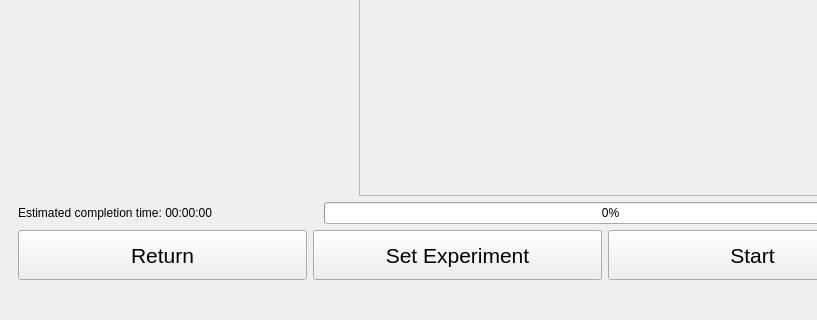
Above: gui_design/main.ui from baukekooger/XY_Measurement before the change; both pictures show x 0 to 817 and y 385 to 705 of the 915 by 705 pixel window. Below: the same form after it.
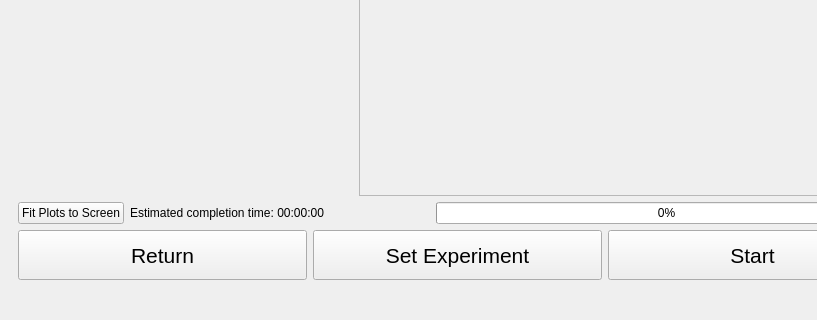
That is the form after the change. Custom widgets are drawn as their Qt base class.

What changed in the file:
```diff
--- a/gui_design/main.ui
+++ b/gui_design/main.ui
@@ -612,6 +612,13 @@
         </item>
         <item row="1" column="0">
          <layout class="QHBoxLayout" name="horizontalLayout">
+          <item>
+           <widget class="QPushButton" name="pushButton_fit_plots_to_screen">
+            <property name="text">
+             <string>Fit Plots to Screen</string>
+            </property>
+           </widget>
+          </item>
           <item>
            <widget class="QLabel" name="label_completion_time">
             <property name="minimumSize">
```
Left out of the diff: 12 changed lines with no effect on the pictures.
